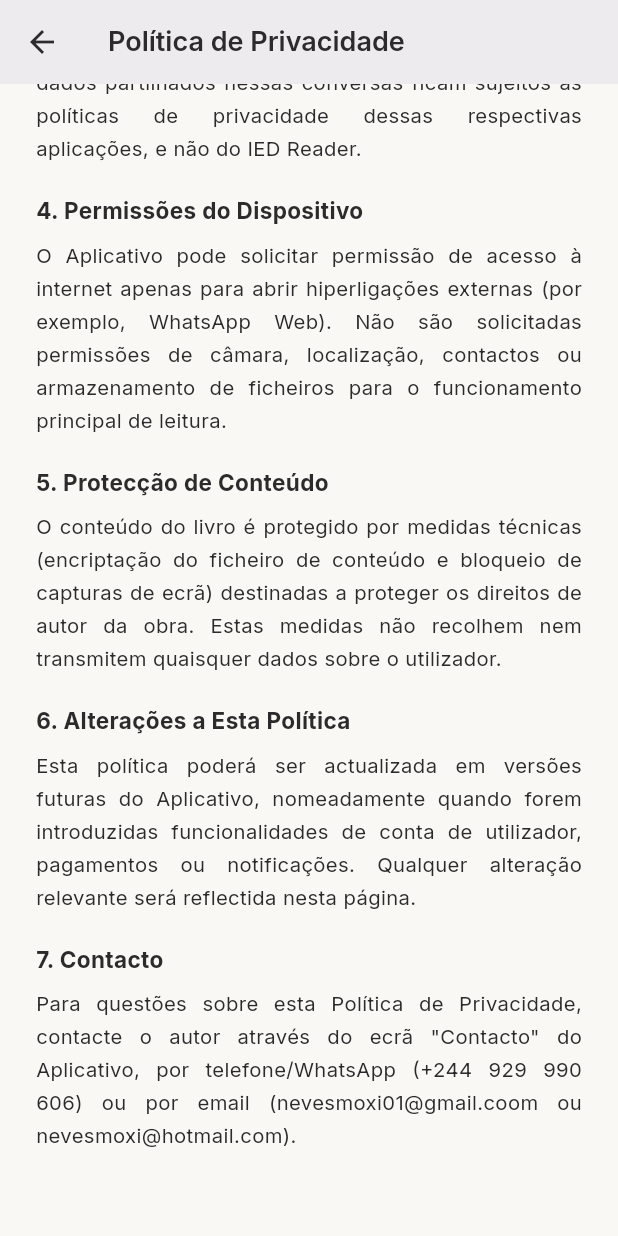
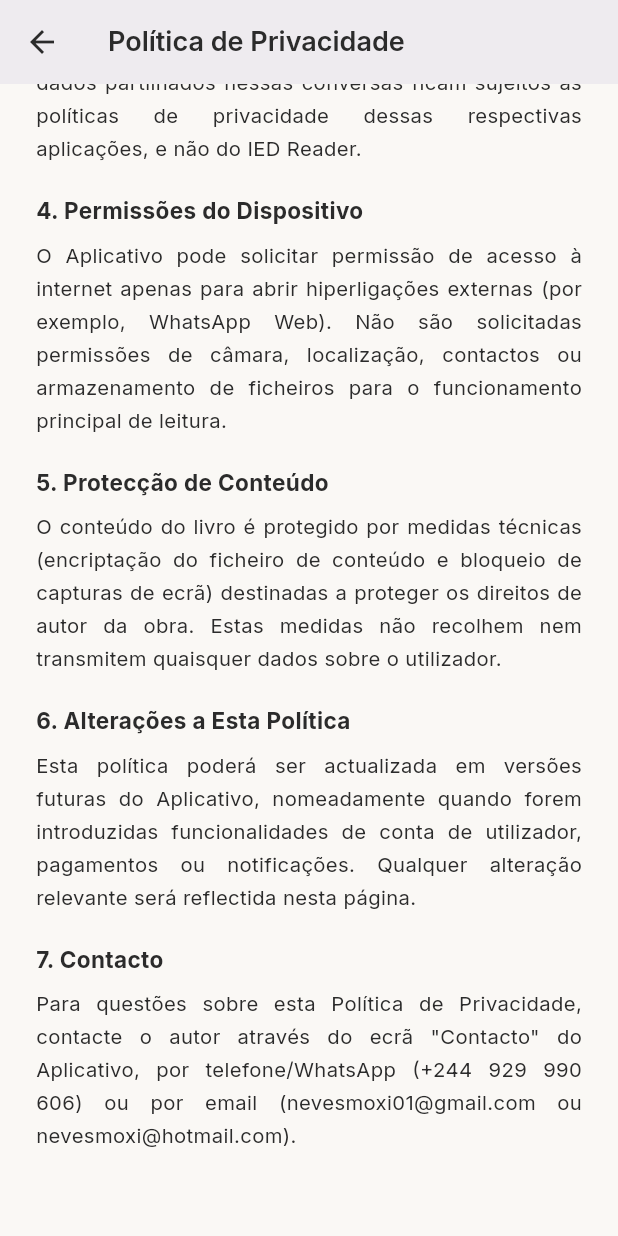
Before and after one commit to nevesmoxi/IED, a Flutter app: the PrivacyPolicyScreen screen opened directly, scrolled down 620 dp, on a phone screen of 412 x 824 dp. Run offline on Flutter 3.47's test engine with Material 3 defaults, Android fonts, the phone set to English and light mode, and no system bars; our stand-ins replace google_fonts, shared_preferences; missing offline and left inert: encrypt; accounts and stored records are empty.

Commit message:
Corrigir email de contacto: nevesmoxi01@gmail.com (era gmail.coom)
Corrigido em:
- lib/screens/contact_screen.dart (email principal)
- lib/screens/privacy_policy_screen.dart (secção de contacto)

AAB e APK de release reconstruídos com a correcção.

```diff
--- a/lib/screens/contact_screen.dart
+++ b/lib/screens/contact_screen.dart
@@ -6,7 +6,7 @@ class ContactScreen extends StatelessWidget {
   const ContactScreen({super.key});
 
   static const String _phone = '+244929990606';
-  static const String _emailPrimary = 'nevesmoxi01@gmail.coom';
+  static const String _emailPrimary = 'nevesmoxi01@gmail.com';
   static const String _emailSecondary = 'nevesmoxi@hotmail.com';
 
   Future<void> _launch(BuildContext context, Uri uri, String label) async {
--- a/lib/screens/privacy_policy_screen.dart
+++ b/lib/screens/privacy_policy_screen.dart
@@ -95,7 +95,7 @@ class PrivacyPolicyScreen extends StatelessWidget {
                 body:
                     'Para questões sobre esta Política de Privacidade, contacte o autor '
                     'através do ecrã "Contacto" do Aplicativo, por telefone/WhatsApp '
-                    '(+244 929 990 606) ou por email (nevesmoxi01@gmail.coom ou '
+                    '(+244 929 990 606) ou por email (nevesmoxi01@gmail.com ou '
                     'nevesmoxi@hotmail.com).',
                 textColor: textColor,
               ),
```
